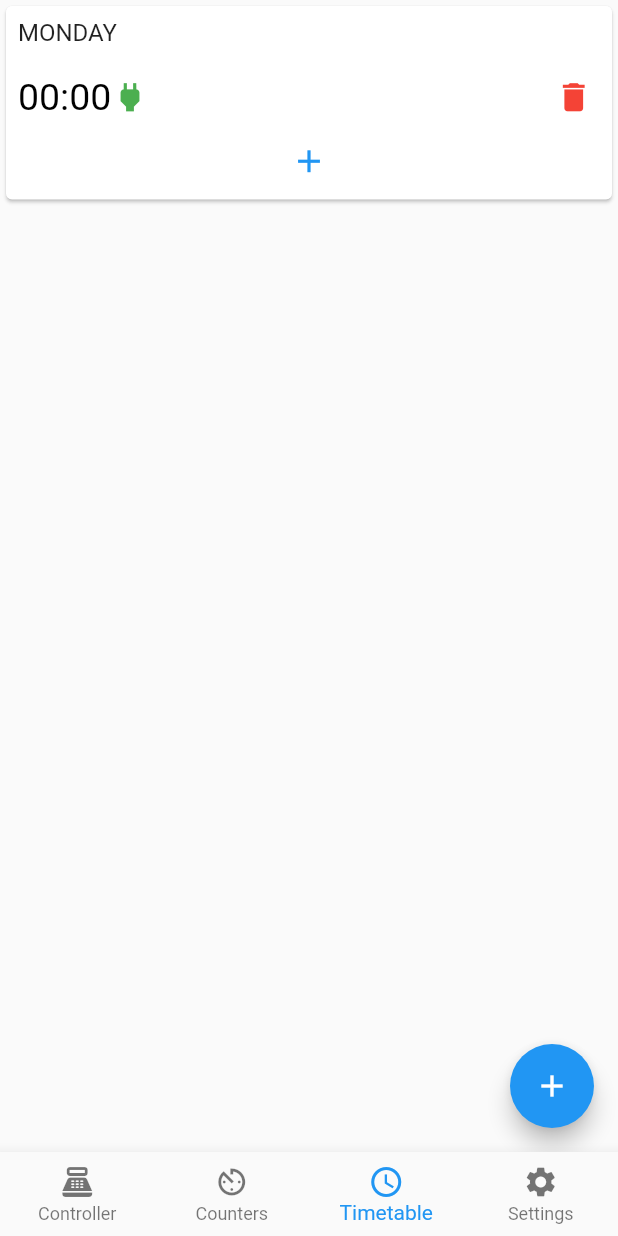
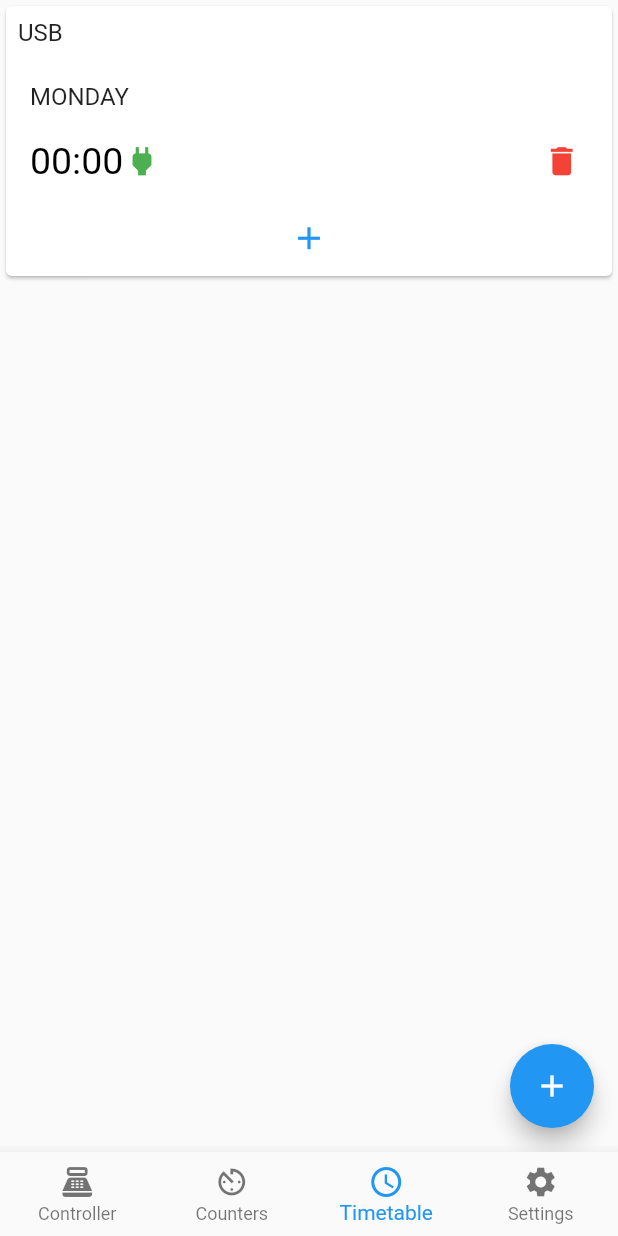
Before and after one commit to skrzypak/relay-assistant-app-uoft, a Flutter app: the screen it shows after launch, item 3 of the bottom bar chosen, after a tap on the "add" icon, on a phone screen of 412 x 824 dp. Run offline on Flutter 3.47's test engine with Material 2 defaults, Android fonts, the phone set to English and light mode, and no system bars.

```diff
--- a/lib/screens/counters.dart
+++ b/lib/screens/counters.dart
@@ -1,4 +1,5 @@
 import 'package:flutter/material.dart';
+import 'package:flutter/services.dart';
 
 class CountersScreen extends StatefulWidget {
   CountersScreen({Key key}) : super(key: key);
@@ -7,6 +8,7 @@ class CountersScreen extends StatefulWidget {
 }
 
 class _CountersScreen extends State<CountersScreen> {
+  int zones = 0;
   @override
   Widget build(BuildContext context) {
     return Scaffold(
@@ -14,15 +16,109 @@ class _CountersScreen extends State<CountersScreen> {
         child: ListView(
           children: [
             _buildCard(false),
-            _buildCard(true),
+            //_buildCard(true),
+            _buildInitCard(),
           ],
         ),
       ),
       floatingActionButton: FloatingActionButton(
         onPressed: () {
-          print("TODO:// go to page: new counter");
+          print("TODO:// send new counters");
         },
-        child: Icon(Icons.add),
+        child: Icon(Icons.send),
+      ),
+    );
+  }
+
+  Widget _buildInitCard() {
+    return Opacity(
+      opacity: 0.8,
+      child: new Card (
+        child: Padding(
+            padding: const EdgeInsets.all(8.0),
+            child: Column (
+              children: [
+                Align(
+                  alignment: Alignment.topLeft,
+                  child: Text(
+                    "FIRST".toUpperCase(), style: TextStyle(fontSize: 16.0),
+                  ),
+                ),
+                Row(
+                  mainAxisAlignment: MainAxisAlignment.spaceBetween,
+                  children: [
+                    InkWell(
+                      onTap: () {
+                        print("TODO:// switch icon");
+                      },
+                      child: Icon(
+                        Icons.power,
+                        size: 45,
+                        color: Colors.green,
+                      ),
+                    ),
+                    InkWell(
+                      onTap: () {
+                        print("TODO:// run time picker");
+                      },
+                      child: Text (
+                        "00:00",
+                        style: TextStyle(
+                          color: Colors.black12,
+                          fontSize: 50,
+                        ),
+                      ),
+                    ),
+                  ],
+                ),
+                CheckboxListTile(
+                  title: Text("REPEAT"),
+                  value: true,
+                  contentPadding: EdgeInsets.all(0),
+                  onChanged: (newValue) {
+                    setState(() {
+                      //checkedValue = newValue;
+                    });
+                  },
+                  controlAffinity: ListTileControlAffinity.leading,  //  <-- leading Checkbox
+                ),
+                // EXTRA
+                Column(
+                  mainAxisAlignment: MainAxisAlignment.spaceBetween,
+                  children: [
+                    // ZONE
+                    SizedBox(
+                      width: MediaQuery.of(context).size.width * 0.85,
+                      child: TextField(
+                        decoration: new InputDecoration(
+                            labelText: "ZONE 1".toUpperCase(),
+                        ),
+                        keyboardType: TextInputType.number,
+                        inputFormatters: [FilteringTextInputFormatter.digitsOnly],
+                        onSubmitted: (int) {
+                          print("TODO:// add zone $int");
+                        },
+                      ),
+                    ),
+                    // REPEATS
+                    SizedBox(
+                      width: MediaQuery.of(context).size.width * 0.85,
+                      child: TextField(
+                        decoration: new InputDecoration(
+                            labelText: "REPEATS".toUpperCase(),
+                        ),
+                        keyboardType: TextInputType.number,
+                        inputFormatters: [FilteringTextInputFormatter.digitsOnly],
+                        onSubmitted: (int) {
+                          print("TODO:// get repeats $int");
+                        },
+                      ),
+                    ),
+                  ],
+                ),
+              ],
+            ),
+        ),
       ),
     );
   }
@@ -53,7 +149,7 @@ class _CountersScreen extends State<CountersScreen> {
                       "20:00",
                       style: TextStyle(
                         color: Colors.black,
-                        fontSize: 75,
+                        fontSize: 50,
                       ),
                     ),
                   ],
@@ -73,7 +169,7 @@ class _CountersScreen extends State<CountersScreen> {
                                   children: [
                                     Text("1", style: TextStyle(
                                         color: Colors.black,
-                                        fontSize: 25,
+                                        fontSize: 20,
                                      ),
                                     ),
                                     Text("ZONE", style: TextStyle(
@@ -87,7 +183,7 @@ class _CountersScreen extends State<CountersScreen> {
                                   children: [
                                     Text("100", style: TextStyle(
                                         color: Colors.black,
-                                        fontSize: 25,
+                                        fontSize: 20,
                                       ),
                                     ),
                                     Text("REMAINING LOOPS", style: TextStyle(
--- a/lib/screens/timetable.dart
+++ b/lib/screens/timetable.dart
@@ -14,7 +14,7 @@ class _TimetableScreen extends State<TimetableScreen> {
       body: Container(
         child: ListView(
           children: [
-            _buildCard("monday"),
+            _buildCard("usb"),
           ],
         ),
       ),
@@ -30,6 +30,43 @@ class _TimetableScreen extends State<TimetableScreen> {
   Widget _buildCard(String name) {
     return new Card(
       child: Padding(
+          padding: const EdgeInsets.all(8.0),
+          child: Column(
+            children: [
+              Padding(
+                padding: const EdgeInsets.only(bottom: 16.0),
+                child: Align(
+                  alignment: Alignment.topLeft,
+                  child: Text(
+                    name.toUpperCase(),
+                    style: TextStyle(fontSize: 16.0),
+                  ),
+                ),
+              ),
+              _buildDayOfWeekContent("monday"),
+              SizedBox(
+                width: 35,
+                height: 35,
+                child: InkWell(
+                  borderRadius: BorderRadius.circular(10),
+                  child: Icon(
+                    Icons.add,
+                    size: 25.0,
+                    color: Colors.blue,
+                  ),
+                  onTap: () {
+                    print("TODO:// add new timetable item");
+                  },
+                ),
+              ),
+            ],
+          )
+      ),
+    );
+  }
+
+  Widget _buildDayOfWeekContent(String name) {
+    return Padding(
       padding: const EdgeInsets.all(8.0),
       child: Column(
         children: [
@@ -88,23 +125,8 @@ class _TimetableScreen extends State<TimetableScreen> {
               ],
             ),
           ),
-              SizedBox(
-                width: 35,
-                height: 35,
-                child: InkWell(
-                  borderRadius: BorderRadius.circular(10),
-                  child: Icon(
-                    Icons.add,
-                    size: 25.0,
-                    color: Colors.blue,
+        ],
       ),
-                  onTap: () {
-                    print("TODO:// add new timetable item");
-                  },
-                ),
-              ),
-            ],
-          )),
     );
   }
 }
```
Lines whose indentation alone changed are shown as unchanged.
